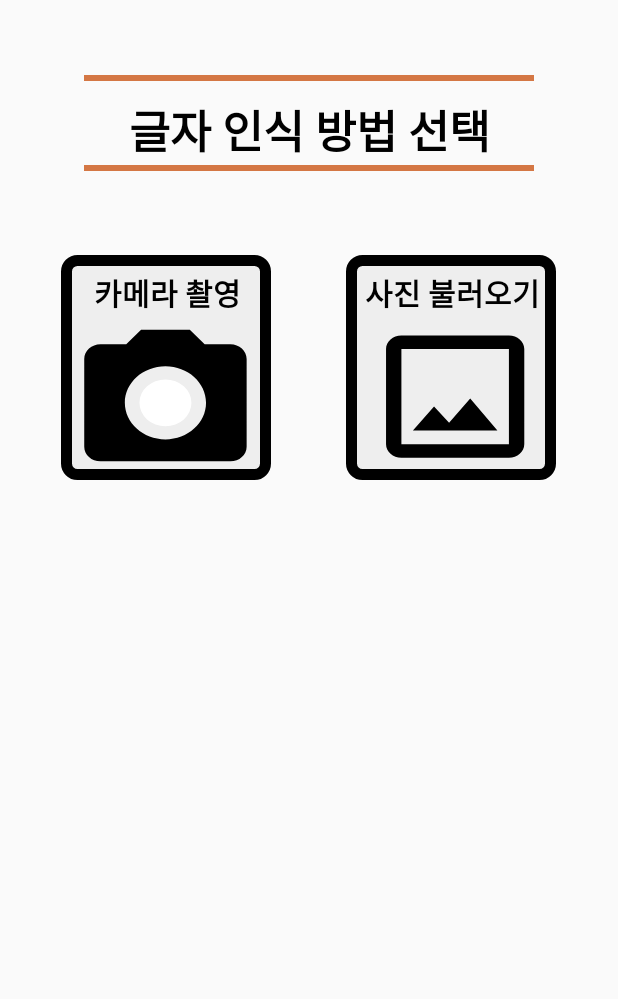
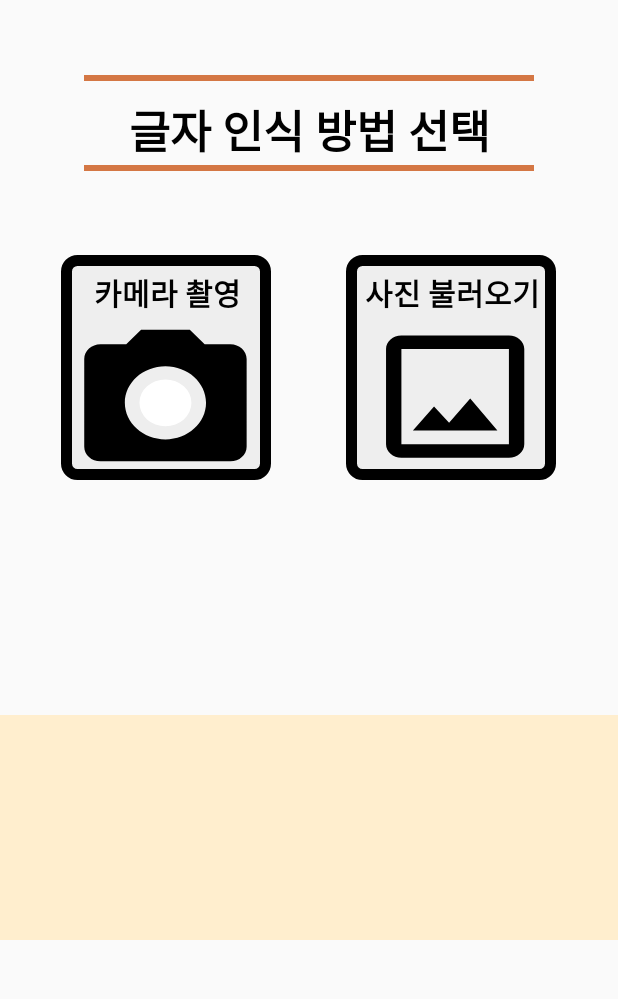
Before and after one commit to choijoohee213/SignLanguage_Translation_App, an Android app: the SelectActivity screen opened directly, with no data from a screen before it, on a phone screen of 412 x 824 dp, the part 225-1224 px from its top. Run offline under Robolectric (Android 15) with nearby library versions, the light colour scheme and no system bars; libraries missing offline, so code that uses them is left out: com.google.api.client, com.google.api.services.

Commit message:
nothing -> x로 수정, select 화면 밑  부분 디자인 수정

```diff
--- a/app/src/main/java/com/kut/with/app/MainActivity.java
+++ b/app/src/main/java/com/kut/with/app/MainActivity.java
@@ -402,9 +402,9 @@ public class MainActivity extends AppCompatActivity {
                 }
             }
             if(message == null)
-                message.append("nothing");
+                message.append("X");
         } else {
-            message.append("nothing");
+            message.append("X");
         }
 
         return message.toString();
--- a/app/src/main/res/layout/activity_select.xml
+++ b/app/src/main/res/layout/activity_select.xml
@@ -118,4 +118,12 @@
         android:layout_marginTop="360dp"
         android:background="@drawable/ic_baseline_crop_original_24" />
 
+        <ImageView
+            android:layout_width="match_parent"
+            android:layout_height="150dp"
+            android:layout_marginTop="580dp"
+            android:background="#FFEECE"
+            android:layout_gravity="center">
+        </ImageView>
+
 </androidx.coordinatorlayout.widget.CoordinatorLayout>
```
